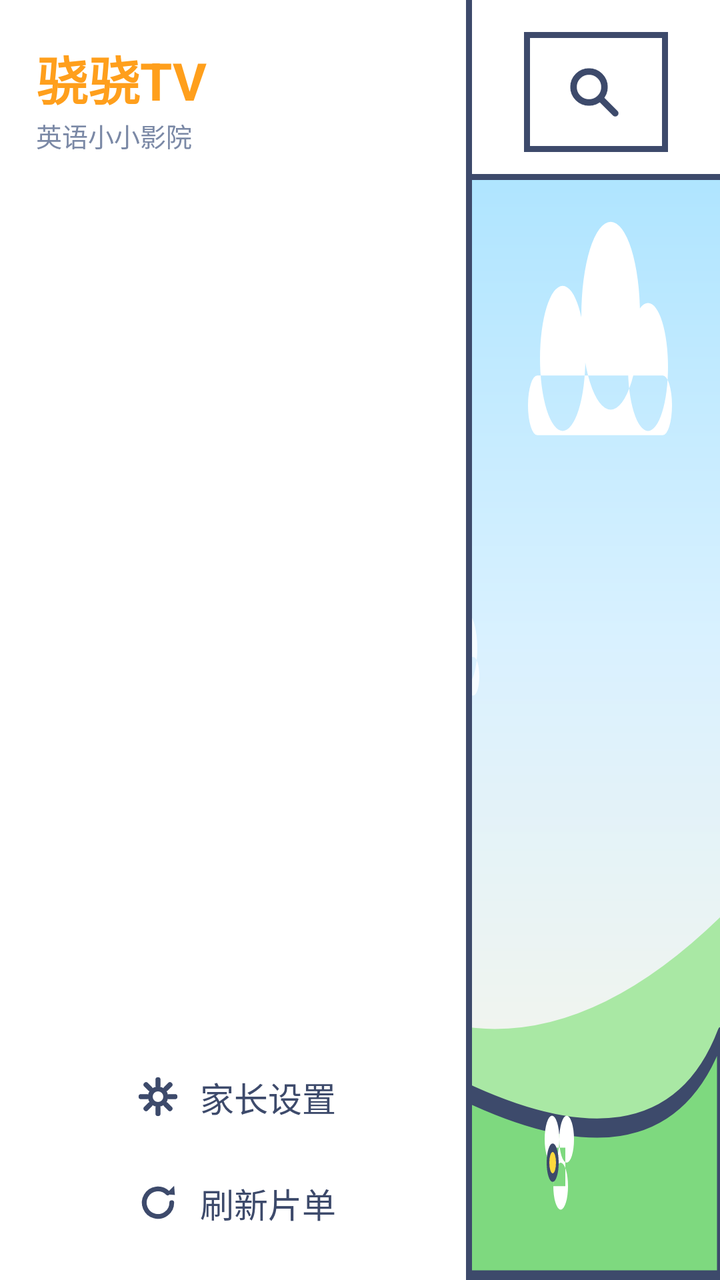
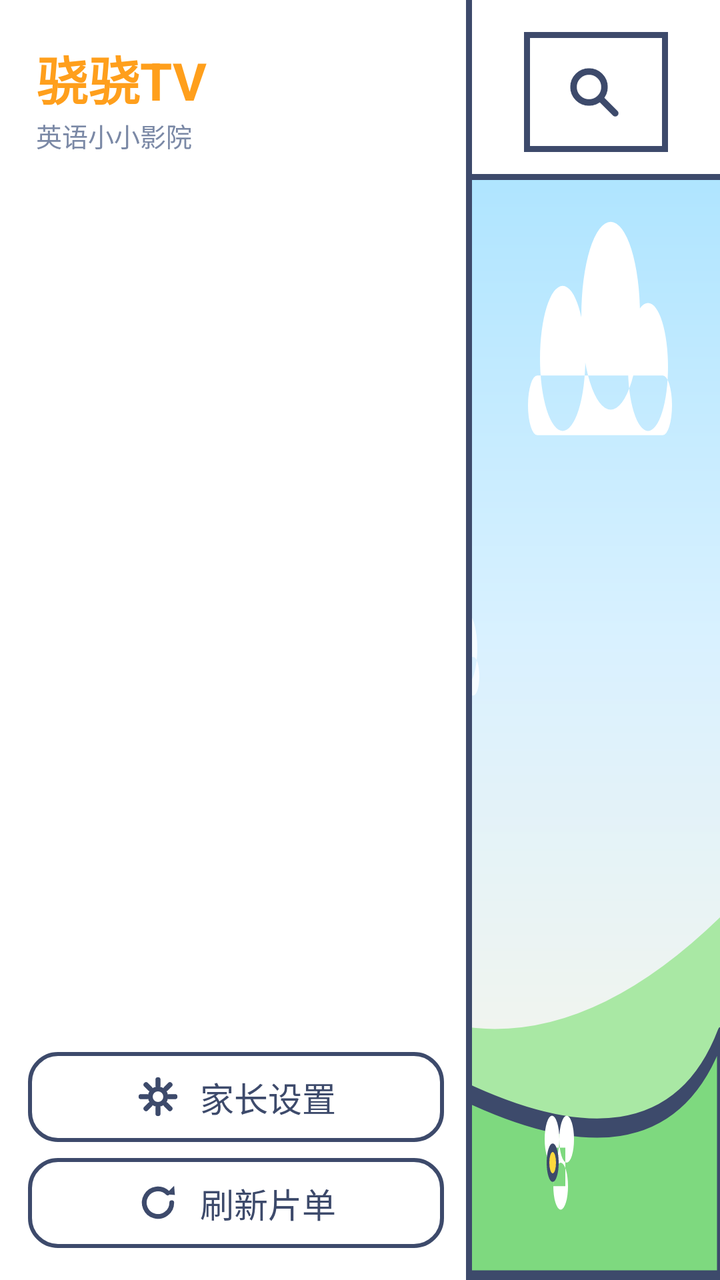

The first picture is an Android layout as it rendered before a commit; the second is the same layout after the commit. The layout source and the unified diff follow.
<!-- AndroidManifest.xml: application theme Theme.EvoKids -->
<!-- res/layout/fragment_main.xml -->
<?xml version="1.0" encoding="utf-8"?>
<LinearLayout xmlns:android="http://schemas.android.com/apk/res/android"
    android:layout_width="match_parent"
    android:layout_height="match_parent"
    android:orientation="horizontal"
    android:baselineAligned="false">

    
    <LinearLayout
        android:layout_width="@dimen/nav_width"
        android:layout_height="match_parent"
        android:orientation="vertical"
        android:background="@drawable/bg_nav_panel"
        android:paddingTop="20dp"
        android:paddingBottom="16dp">

        <TextView
            android:layout_width="match_parent"
            android:layout_height="wrap_content"
            android:layout_marginLeft="18dp"
            android:layout_marginRight="14dp"
            android:text="@string/app_name"
            android:textColor="@color/accent"
            android:textSize="26sp"
            android:textStyle="bold" />

        <TextView
            android:layout_width="match_parent"
            android:layout_height="wrap_content"
            android:layout_marginLeft="18dp"
            android:layout_marginRight="14dp"
            android:layout_marginBottom="10dp"
            android:text="@string/nav_subtitle"
            android:textColor="@color/text_secondary"
            android:textSize="13sp" />

        <androidx.recyclerview.widget.RecyclerView
            android:id="@+id/nav_list"
            android:layout_width="match_parent"
            android:layout_height="0dp"
            android:layout_weight="1"
            android:paddingBottom="8dp"
            android:clipToPadding="false" />

        
        <LinearLayout
            android:layout_width="match_parent"
            android:layout_height="wrap_content"
            android:orientation="vertical"
            android:layout_marginTop="4dp">

            <LinearLayout
                android:id="@+id/nav_settings"
                android:layout_width="match_parent"
                android:layout_height="wrap_content"
                android:layout_marginLeft="14dp"
                android:layout_marginRight="14dp"
                android:layout_marginBottom="8dp"
                android:gravity="center"
                android:orientation="horizontal"
                android:clickable="true"
                android:focusable="true"
                android:focusableInTouchMode="true">

                <ImageView
                    android:layout_width="22dp"
                    android:layout_height="22dp"
                    android:layout_marginRight="10dp"
                    android:src="@drawable/ic_settings"
                    android:contentDescription="@string/menu_settings" />

                <TextView
                    android:layout_width="wrap_content"
                    android:layout_height="wrap_content"
                    android:paddingTop="10dp"
                    android:paddingBottom="10dp"
                    android:text="@string/menu_settings"
                    android:textColor="@color/crayon"
                    android:textSize="17sp" />
            </LinearLayout>

            <LinearLayout
                android:id="@+id/nav_reload"
                android:layout_width="match_parent"
                android:layout_height="wrap_content"
                android:layout_marginLeft="14dp"
                android:layout_marginRight="14dp"
                android:gravity="center"
                android:orientation="horizontal"
                android:clickable="true"
                android:focusable="true"
                android:focusableInTouchMode="true">

                <ImageView
                    android:layout_width="22dp"
                    android:layout_height="22dp"
                    android:layout_marginRight="10dp"
                    android:src="@drawable/ic_refresh"
                    android:contentDescription="@string/menu_reload" />

                <TextView
                    android:layout_width="wrap_content"
                    android:layout_height="wrap_content"
                    android:paddingTop="10dp"
                    android:paddingBottom="10dp"
                    android:text="@string/menu_reload"
                    android:textColor="@color/crayon"
                    android:textSize="17sp" />
            </LinearLayout>
        </LinearLayout>
    </LinearLayout>

    
    <LinearLayout
        android:layout_width="0dp"
        android:layout_height="match_parent"
        android:layout_weight="1"
        android:orientation="vertical">

        <LinearLayout
            android:layout_width="match_parent"
            android:layout_height="wrap_content"
            android:orientation="horizontal"
            android:background="@drawable/bg_top_panel"
            android:paddingLeft="26dp"
            android:paddingRight="26dp"
            android:paddingTop="16dp"
            android:paddingBottom="14dp">

            <LinearLayout
                android:id="@+id/search_bar"
                android:layout_width="match_parent"
                android:layout_height="60dp"
                android:background="@drawable/bg_search_input"
                android:clickable="true"
                android:focusable="true"
                android:focusableInTouchMode="true"
                android:gravity="center_vertical"
                android:orientation="horizontal"
                android:paddingLeft="20dp"
                android:paddingRight="20dp">

                <ImageView
                    android:layout_width="30dp"
                    android:layout_height="30dp"
                    android:layout_marginRight="14dp"
                    android:contentDescription="@string/search_title"
                    android:src="@drawable/ic_search" />

                <TextView
                    android:layout_width="0dp"
                    android:layout_height="wrap_content"
                    android:layout_weight="1"
                    android:text="@string/search_bar_hint"
                    android:textColor="@color/text_secondary"
                    android:textSize="19sp" />

                <TextView
                    android:layout_width="wrap_content"
                    android:layout_height="wrap_content"
                    android:background="@drawable/pill_badge"
                    android:paddingLeft="14dp"
                    android:paddingRight="14dp"
                    android:paddingTop="4dp"
                    android:paddingBottom="4dp"
                    android:text="@string/search_go"
                    android:textColor="@color/crayon"
                    android:textSize="15sp"
                    android:textStyle="bold" />
            </LinearLayout>
        </LinearLayout>

        <androidx.recyclerview.widget.RecyclerView
            android:id="@+id/content_grid"
            android:layout_width="match_parent"
            android:layout_height="0dp"
            android:layout_weight="1"
            android:layout_marginLeft="26dp"
            android:layout_marginRight="26dp"
            android:layout_marginTop="14dp"
            android:paddingBottom="16dp"
            android:clipToPadding="false" />
    </LinearLayout>
</LinearLayout>
<!-- resources referenced by this layout -->
<resources>
  <color name="accent">#FF9F1C</color>
  <color name="crayon">#3D4A6B</color>
  <color name="text_secondary">#7B89A6</color>
  <dimen name="nav_width">236dp</dimen>
  <!-- drawable bg_nav_panel (drawable) -->
  <?xml version="1.0" encoding="utf-8"?>
  <layer-list xmlns:android="http://schemas.android.com/apk/res/android">
      <item>
          <shape android:shape="rectangle">
              <solid android:color="@color/bg_panel" />
          </shape>
      </item>
      <item android:gravity="right" android:width="3dp">
          <shape android:shape="rectangle">
              <solid android:color="@color/crayon" />
          </shape>
      </item>
  </layer-list>
  <!-- drawable bg_top_panel (drawable) -->
  <?xml version="1.0" encoding="utf-8"?>
  <layer-list xmlns:android="http://schemas.android.com/apk/res/android">
      <item>
          <shape android:shape="rectangle">
              <solid android:color="@color/bg_panel" />
          </shape>
      </item>
      <item android:gravity="bottom" android:height="3dp">
          <shape android:shape="rectangle">
              <solid android:color="@color/crayon" />
          </shape>
      </item>
  </layer-list>
  <!-- drawable ic_search (drawable) -->
  <?xml version="1.0" encoding="utf-8"?>
  <vector xmlns:android="http://schemas.android.com/apk/res/android"
      android:width="24dp" android:height="24dp"
      android:viewportWidth="24" android:viewportHeight="24">
      <path android:strokeColor="@color/crayon" android:strokeWidth="2.6"
          android:strokeLineCap="round"
          android:pathData="M10,10 m-6.2,0 a6.2,6.2 0 1 0 12.4,0 a6.2,6.2 0 1 0 -12.4,0 M15.2,15.2 L20.5,20.5" />
  </vector>
  <!-- drawable pill_badge (drawable) -->
  <?xml version="1.0" encoding="utf-8"?>
  <shape xmlns:android="http://schemas.android.com/apk/res/android">
      <solid android:color="@color/bg_panel" />
      <corners android:radius="16dp" />
      <stroke android:width="2dp" android:color="@color/crayon" />
  </shape>
  <string name="app_name">骁骁TV</string>
  <string name="menu_reload">刷新片单</string>
  <string name="menu_settings">家长设置</string>
  <string name="nav_subtitle">英语小小影院</string>
  <string name="search_bar_hint">搜索影片：支持中文 / 英文 / 拼音，如 peiqi / 恐龙 / Peppa</string>
  <string name="search_go">去搜索</string>
  <string name="search_title">搜索片单</string>
  <style name="Theme.EvoKids" parent="Theme.Leanback">
          <item name="android:windowBackground">@drawable/bg_main</item>
          <item name="android:colorAccent">@color/accent</item>
          <item name="colorAccent">@color/accent</item>
          <item name="android:textColorPrimary">@color/text_primary</item>
          <item name="android:textColorSecondary">@color/text_secondary</item>
          <item name="android:textColorHint">@color/text_secondary</item>
      </style>
  <color name="bg_panel">#FFFFFF</color>
  <color name="text_primary">#3D4A6B</color>
  <color name="sky_top">#9FE0FF</color>
  <color name="sky_bottom">#FFF6E5</color>
  <color name="sun_yellow">#FFD93D</color>
  <color name="cloud_white">#FFFFFF</color>
  <color name="hill_back">#A9E8A4</color>
  <color name="hill_front">#7ED97F</color>
  <!-- unchanged entries left out for length: 6 -->
</resources>

<!-- the commit's change to res/layout/fragment_main.xml (unified diff, before → after) -->
@@ -47,7 +47,7 @@
             android:layout_width="match_parent"
             android:layout_height="wrap_content"
             android:orientation="vertical"
-            android:layout_marginTop="4dp">
+            android:layout_marginTop="12dp">
 
             <LinearLayout
                 android:id="@+id/nav_settings"
@@ -56,6 +56,7 @@
                 android:layout_marginLeft="14dp"
                 android:layout_marginRight="14dp"
                 android:layout_marginBottom="8dp"
+                android:background="@drawable/bg_tool_button"
                 android:gravity="center"
                 android:orientation="horizontal"
                 android:clickable="true"
@@ -85,6 +86,7 @@
                 android:layout_height="wrap_content"
                 android:layout_marginLeft="14dp"
                 android:layout_marginRight="14dp"
+                android:background="@drawable/bg_tool_button"
                 android:gravity="center"
                 android:orientation="horizontal"
                 android:clickable="true"
<!-- resource entries referenced after the edit -->
@@ -18,6 +18,24 @@
           </shape>
       </item>
   </layer-list>
+  <!-- drawable bg_tool_button (drawable) -->
+  <?xml version="1.0" encoding="utf-8"?>
+  <selector xmlns:android="http://schemas.android.com/apk/res/android">
+      <item android:state_focused="true">
+          <shape android:shape="rectangle">
+              <solid android:color="@color/card_c1" />
+              <corners android:radius="14dp" />
+              <stroke android:width="4dp" android:color="@color/accent" />
+          </shape>
+      </item>
+      <item>
+          <shape android:shape="rectangle">
+              <solid android:color="@color/bg_panel" />
+              <corners android:radius="14dp" />
+              <stroke android:width="2dp" android:color="@color/crayon" />
+          </shape>
+      </item>
+  </selector>
   <!-- drawable bg_top_panel (drawable) -->
   <?xml version="1.0" encoding="utf-8"?>
   <layer-list xmlns:android="http://schemas.android.com/apk/res/android">
@@ -64,6 +82,7 @@
           <item name="android:textColorHint">@color/text_secondary</item>
       </style>
   <color name="bg_panel">#FFFFFF</color>
+  <color name="card_c1">#FFC94D</color>
   <color name="text_primary">#3D4A6B</color>
   <color name="sky_top">#9FE0FF</color>
   <color name="sky_bottom">#FFF6E5</color>
